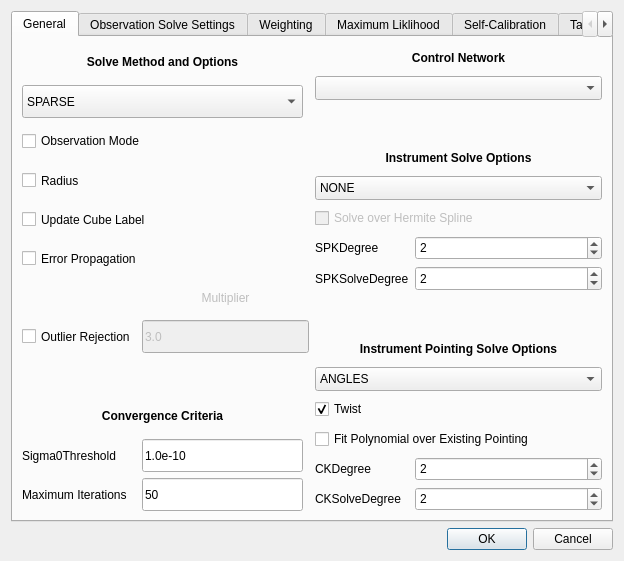
The window that isis/src/qisis/objs/JigsawSetupDialog/JigsawSetupDialog.ui (DOI-USGS/ISIS3) describes before a commit, drawn with Qt 5.
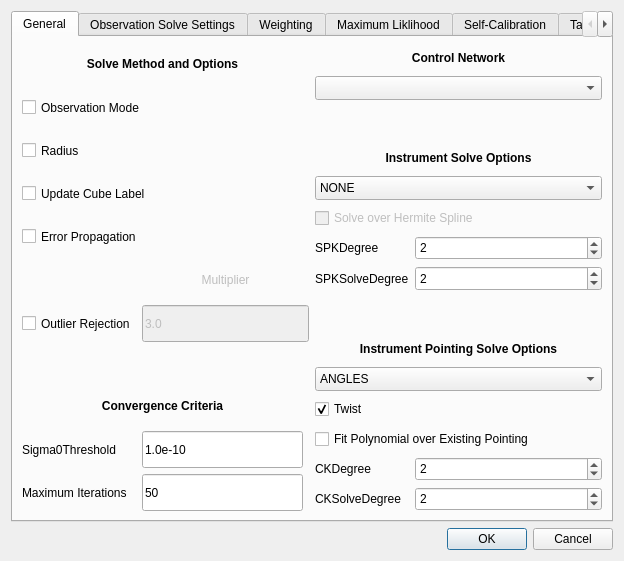
The same window after the commit. The open tabs and pages were chosen to show the change. Icons and pictures are not drawn.

Commit message: Updated jigsaw dialog and setup to restore selected control net. References #4817.

```diff
--- a/isis/src/qisis/objs/JigsawSetupDialog/JigsawSetupDialog.ui
+++ b/isis/src/qisis/objs/JigsawSetupDialog/JigsawSetupDialog.ui
@@ -137,29 +137,6 @@
                  </property>
                 </widget>
                </item>
-               <item row="1" column="0" colspan="2">
-                <widget class="QComboBox" name="solveMethodComboBox">
-                 <property name="sizePolicy">
-                  <sizepolicy hsizetype="Expanding" vsizetype="Preferred">
-                   <horstretch>0</horstretch>
-                   <verstretch>0</verstretch>
-                  </sizepolicy>
-                 </property>
-                 <property name="toolTip">
-                  <string>&lt;html&gt;&lt;head/&gt;&lt;body&gt;&lt;p&gt;Solve method&lt;/p&gt;&lt;/body&gt;&lt;/html&gt;</string>
-                 </property>
-                 <item>
-                  <property name="text">
-                   <string>SPARSE</string>
-                  </property>
-                 </item>
-                 <item>
-                  <property name="text">
-                   <string>SPECIALK</string>
-                  </property>
-                 </item>
-                </widget>
-               </item>
                <item row="2" column="0" colspan="2">
                 <widget class="QCheckBox" name="observationModeCheckBox">
                  <property name="sizePolicy">
```
Left out of the diff: 1 changed line with no effect on the pictures. The commit also changes 5 other files.
